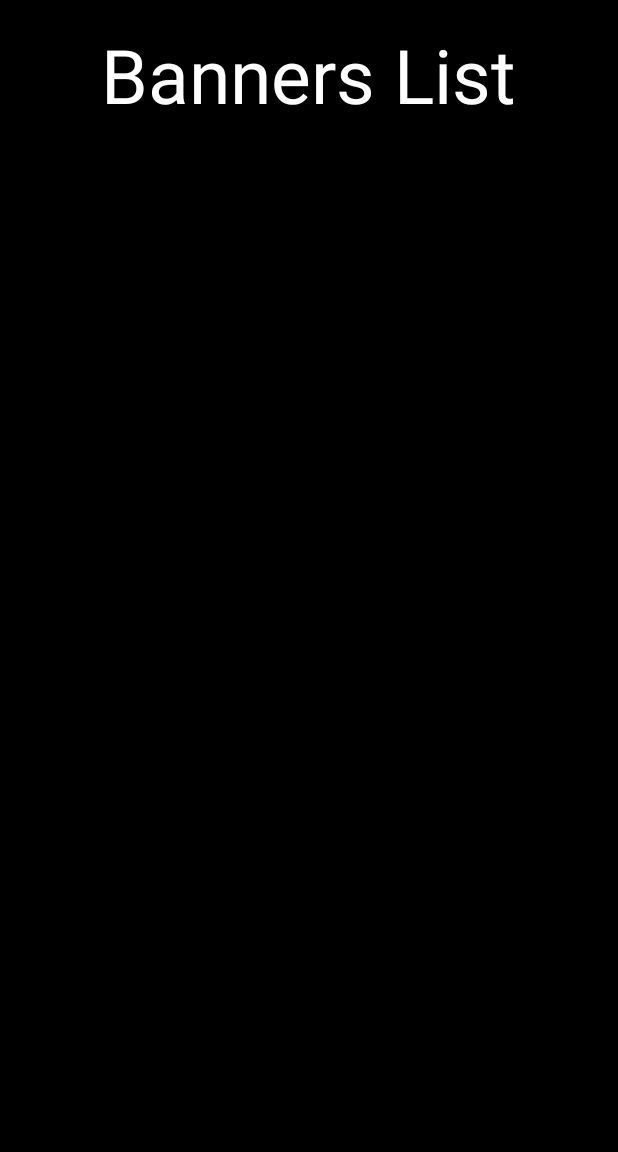
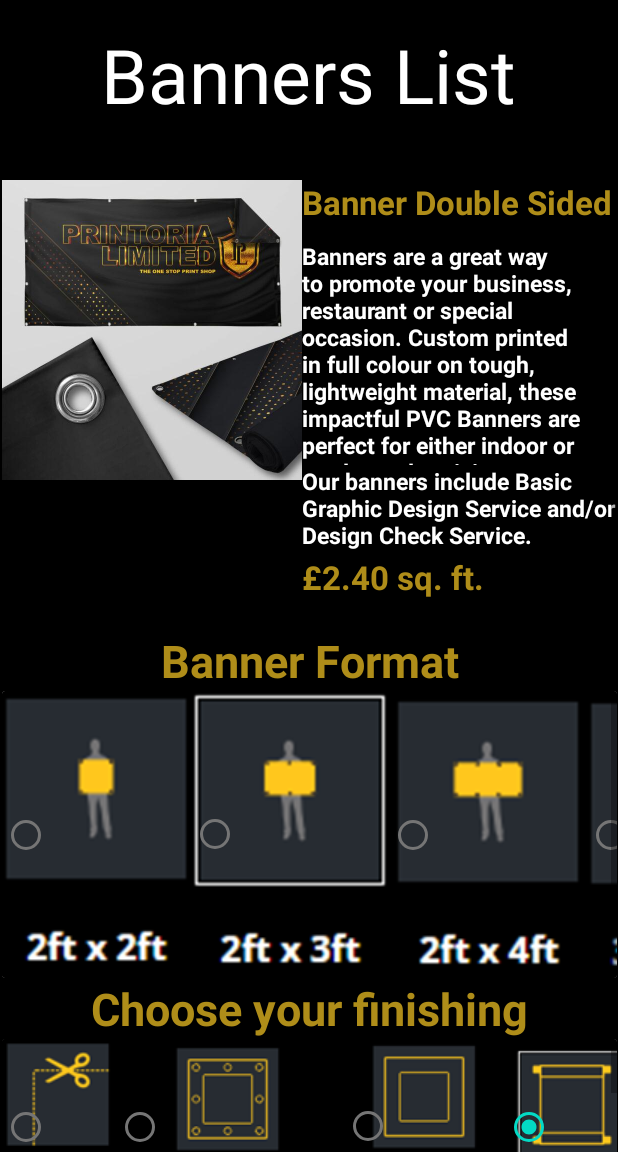
Before and after one commit to FarahAppExpert/Printorialimited, an Android app: the Banners screen opened directly, with no data from a screen before it, after a tap on "Banner Double Sided", on a phone screen of 412 x 824 dp, the part 84-1236 px from its top. Run offline under Robolectric (Android 15) with nearby library versions, the light colour scheme and no system bars.

Commit message:
Printorialimited

```diff
--- a/app/build.gradle
+++ b/app/build.gradle
@@ -41,4 +41,8 @@ dependencies {
     testImplementation 'junit:junit:4.+'
     androidTestImplementation 'androidx.test.ext:junit:1.1.3'
     androidTestImplementation 'androidx.test.espresso:espresso-core:3.4.0'
+
+    //noinspection GradleCompatible
+    implementation 'com.android.support:cardview-v7:27.1.1'
+
 }
--- /dev/null
+++ b/app/src/main/java/com/example/printorialimited/Banners/BannerDoubleSides.kt
@@ -0,0 +1,39 @@
+package com.example.printorialimited.Banners
+
+import android.os.Bundle
+import androidx.fragment.app.Fragment
+import android.view.LayoutInflater
+import android.view.View
+import android.view.ViewGroup
+import com.example.printorialimited.R
+
+
+
+class BannerDoubleSides : Fragment() {
+
+    override fun onCreate(savedInstanceState: Bundle?) {
+        super.onCreate(savedInstanceState)
+        arguments?.let {
+
+        }
+    }
+
+    override fun onCreateView(
+        inflater: LayoutInflater, container: ViewGroup?,
+        savedInstanceState: Bundle?
+    ): View? {
+        return inflater.inflate(R.layout.fragment_banner_double_sides, container, false)
+
+    }
+
+    companion object {
+
+        @JvmStatic
+        fun newInstance(param1: String, param2: String) =
+            BannerDoubleSides().apply {
+                arguments = Bundle().apply {
+
+                }
+            }
+    }
+}
--- a/app/src/main/java/com/example/printorialimited/Banners/Banners.kt
+++ b/app/src/main/java/com/example/printorialimited/Banners/Banners.kt
@@ -6,6 +6,7 @@ import android.os.Bundle
 import android.view.View
 import android.widget.AdapterView
 import android.widget.ListView
+
 import com.example.printorialimited.R
 
 
@@ -17,7 +18,7 @@ class Banners : AppCompatActivity() {
 
         var listView : ListView = findViewById(R.id.banners_listview) as ListView
         var bannersListArry : ArrayList<Banners_List> = ArrayList()
-        bannersListArry.add(Banners_List(R.drawable.bannerdoublesides, "Banner Double Sided", "£0.00 – £2.00"))
+        bannersListArry.add(Banners_List(R.drawable.bannerdoublesides, "Banner Double Sided", "£2.40 sq. ft."))
         bannersListArry.add(Banners_List(R.drawable.bannersinglesided, "Banner Single Sided", "£1.60"))
         bannersListArry.add(Banners_List(R.drawable.meshbanner, "Mesh Banner", ""))
         bannersListArry.add(Banners_List(R.drawable.rollup, "Roller Up Stand", "£25.00 – £60.00"))
@@ -31,7 +32,7 @@ class Banners : AppCompatActivity() {
 
                 if (position == 0)
                 {
-
+                    supportFragmentManager.beginTransaction().add(R.id.bannerList_fragment, BannerDoubleSides()).commit()
 
                 }
                 else if (position == 1)
--- a/app/src/main/res/layout/activity_banners.xml
+++ b/app/src/main/res/layout/activity_banners.xml
@@ -21,7 +21,8 @@
         app:layout_constraintStart_toStartOf="parent"
         app:layout_constraintTop_toTopOf="parent" />
 
-    <RelativeLayout
+    <FrameLayout
+        android:id="@+id/bannerList_fragment"
         android:layout_width="410dp"
         android:layout_height="match_parent"
         android:layout_marginTop="120dp"
@@ -34,5 +35,5 @@
             android:layout_width="match_parent"
             android:layout_height="match_parent" />
 
-    </RelativeLayout>
+    </FrameLayout>
 </androidx.constraintlayout.widget.ConstraintLayout>
--- /dev/null
+++ b/app/src/main/res/layout/fragment_banner_double_sides.xml
@@ -0,0 +1,226 @@
+<?xml version="1.0" encoding="utf-8"?>
+<FrameLayout xmlns:android="http://schemas.android.com/apk/res/android"
+    xmlns:tools="http://schemas.android.com/tools"
+    android:layout_width="match_parent"
+    android:layout_height="match_parent"
+    android:background="@color/black"
+    tools:context=".Banners.BannerDoubleSides">
+
+    <LinearLayout
+        android:layout_width="match_parent"
+        android:layout_height="match_parent"
+        android:orientation="vertical">
+
+
+        <ScrollView
+            android:layout_width="match_parent"
+            android:layout_height="match_parent">
+            <LinearLayout
+                android:layout_width="match_parent"
+                android:layout_height="match_parent"
+                android:orientation="vertical">
+
+                <LinearLayout
+                    android:layout_width="match_parent"
+                    android:layout_height="300dp"
+                    android:orientation="horizontal">
+
+                    <ImageView
+                        android:layout_width="200dp"
+                        android:layout_height="200dp"
+                        android:src="@drawable/bannerdoublesides" />
+
+                    <LinearLayout
+                        android:layout_width="match_parent"
+                        android:layout_height="300dp"
+                        android:orientation="vertical">
+
+                        <TextView
+                            android:layout_width="match_parent"
+                            android:layout_height="40dp"
+                            android:text="Banner Double Sided"
+                            android:textColor="@color/yellow"
+                            android:textSize="22dp"
+                            android:textStyle="bold" />
+
+                        <TextView
+                            android:layout_width="match_parent"
+                            android:layout_height="150dp"
+                            android:text="@string/banner_double_discription"
+                            android:textColor="@color/white"
+                            android:textSize="15dp"
+                            android:textStyle="bold" />
+
+                        <TextView
+                            android:layout_width="match_parent"
+                            android:layout_height="60dp"
+                            android:text="@string/banner_double_discription1"
+                            android:textColor="@color/white"
+                            android:textSize="15dp"
+                            android:textStyle="bold" />
+
+                        <TextView
+                            android:layout_width="match_parent"
+                            android:layout_height="40dp"
+                            android:text="£2.40 sq. ft."
+                            android:textColor="@color/yellow"
+                            android:textSize="22dp"
+                            android:textStyle="bold" />
+
+                    </LinearLayout>
+
+                    <View
+                        android:layout_width="320dp"
+                        android:layout_height="2dp"
+                        android:background="@color/yellow"
+                        android:layout_marginTop="270dp"
+                        android:layout_marginLeft="20dp"/>
+
+                </LinearLayout>
+<LinearLayout
+    android:layout_width="match_parent"
+    android:layout_height="match_parent"
+    android:orientation="vertical">
+
+        <TextView
+            android:layout_width="match_parent"
+            android:layout_height="wrap_content"
+            android:text="Banner Format"
+            android:textAlignment="center"
+            android:textColor="@color/yellow"
+            android:textSize="30dp"
+            android:textStyle="bold" />
+
+        <androidx.cardview.widget.CardView
+            android:id="@+id/banner_format_card"
+            android:layout_width="match_parent"
+            android:layout_height="match_parent"
+            android:background="@color/black">
+
+           <HorizontalScrollView
+               android:layout_width="match_parent"
+               android:layout_height="match_parent">
+            <RadioGroup
+                android:layout_width="match_parent"
+                android:layout_height="match_parent"
+                android:background="@color/black"
+                android:orientation="horizontal">
+
+                <RadioButton
+                    android:id="@+id/doubleside1"
+                    android:layout_width="wrap_content"
+                    android:layout_height="wrap_content"
+                    android:background="@drawable/doubleside1"
+                    android:checked="true" />
+
+                <RadioButton
+                    android:id="@+id/doubleside2"
+                    android:layout_width="wrap_content"
+                    android:layout_height="wrap_content"
+                    android:background="@drawable/doubleside2"
+                    android:checked="true" />
+
+                <RadioButton
+                    android:id="@+id/doubleside3"
+                    android:layout_width="wrap_content"
+                    android:layout_height="wrap_content"
+                    android:background="@drawable/doubleside3"
+                    android:checked="true" />
+
+                <RadioButton
+                    android:id="@+id/doubleside4"
+                    android:layout_width="wrap_content"
+                    android:layout_height="wrap_content"
+                    android:background="@drawable/doubleside4"
+                    android:checked="true" />
+                <RadioButton
+                    android:id="@+id/doubleside5"
+                    android:layout_width="wrap_content"
+                    android:layout_height="wrap_content"
+                    android:background="@drawable/doubleside5"
+                    android:checked="true" />
+                <RadioButton
+                    android:id="@+id/doubleside6"
+                    android:layout_width="wrap_content"
+                    android:layout_height="wrap_content"
+                    android:background="@drawable/doubleside6"
+                    android:checked="true" />
+
+
+            </RadioGroup>
+           </HorizontalScrollView>
+
+        </androidx.cardview.widget.CardView>
+
+
+        <TextView
+            android:layout_width="match_parent"
+            android:layout_height="wrap_content"
+            android:text="Choose your finishing"
+            android:textAlignment="center"
+            android:textColor="@color/yellow"
+            android:textSize="30dp"
+            android:textStyle="bold" />
+
+        <androidx.cardview.widget.CardView
+            android:id="@+id/banner_finishing_card"
+            android:layout_width="match_parent"
+            android:layout_height="match_parent"
+            android:background="@color/black">
+
+            <HorizontalScrollView
+                android:layout_width="match_parent"
+                android:layout_height="match_parent">
+                <RadioGroup
+                    android:layout_width="match_parent"
+                    android:layout_height="match_parent"
+                    android:background="@color/black"
+                    android:orientation="horizontal">
+
+                    <RadioButton
+                        android:id="@+id/doubleside7"
+                        android:layout_width="wrap_content"
+                        android:layout_height="wrap_content"
+                        android:background="@drawable/doubleside7"
+                        android:checked="true" />
+
+                    <RadioButton
+                        android:id="@+id/doubleside8"
+                        android:layout_width="wrap_content"
+                        android:layout_height="wrap_content"
+                        android:background="@drawable/doubleside8"
+                        android:checked="true" />
+
+                    <RadioButton
+                        android:id="@+id/doubleside9"
+                        android:layout_width="wrap_content"
+                        android:layout_height="wrap_content"
+                        android:background="@drawable/doubleside9"
+                        android:checked="true" />
+
+                    <RadioButton
+                        android:id="@+id/doubleside10"
+                        android:layout_width="wrap_content"
+                        android:layout_height="wrap_content"
+                        android:background="@drawable/doubleside10"
+                        android:checked="true" />
+
+                </RadioGroup>
+            </HorizontalScrollView>
+
+        </androidx.cardview.widget.CardView>
+
+
+</LinearLayout>
+
+            </LinearLayout>
+
+        </ScrollView>
+
+    </LinearLayout>
+
+
+
+
+
+</FrameLayout>
--- a/app/src/main/res/values/colors.xml
+++ b/app/src/main/res/values/colors.xml
@@ -7,4 +7,5 @@
     <color name="teal_700">#FF018786</color>
     <color name="black">#FF000000</color>
     <color name="white">#FFFFFFFF</color>
+    <color name="yellow">#AF8D19</color>
 </resources>
--- a/app/src/main/res/values/strings.xml
+++ b/app/src/main/res/values/strings.xml
@@ -2,6 +2,9 @@
     <string name="app_name">Printorialimited</string>
     <!-- TODO: Remove or change this placeholder text -->
     <string name="hello_blank_fragment">Hello blank fragment</string>
+    <string name="banner_double_discription">Banners are a great way to promote your business, restaurant or special occasion.
+Custom printed in full colour on tough, lightweight material, these impactful PVC Banners are perfect for either indoor or outdoor advertising.
+</string>
 
-
+   <string name="banner_double_discription1">Our banners include Basic Graphic Design Service and/or Design Check Service.</string>
 </resources>
```
Also changed, not shown: app/src/main/res/drawable-v24/doubleside1.png (added), app/src/main/res/drawable-v24/doubleside10.png (added), app/src/main/res/drawable-v24/doubleside2.png (added), app/src/main/res/drawable-v24/doubleside3.png (added), app/src/main/res/drawable-v24/doubleside4.png (added), app/src/main/res/drawable-v24/doubleside5.png (added), app/src/main/res/drawable-v24/doubleside6.png (added), app/src/main/res/drawable-v24/doubleside7.png (added), app/src/main/res/drawable-v24/doubleside8.png (added), app/src/main/res/drawable-v24/doubleside9.png (added).
